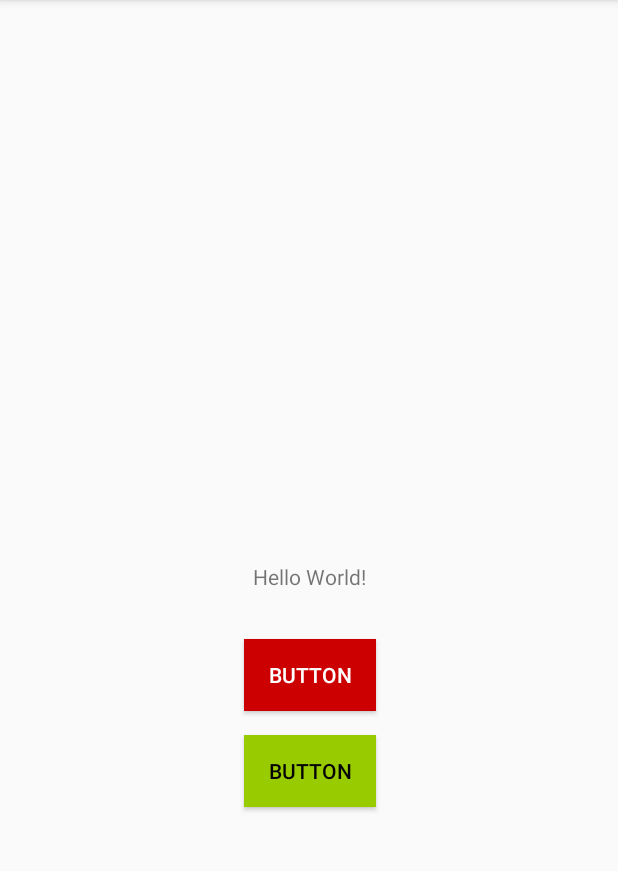
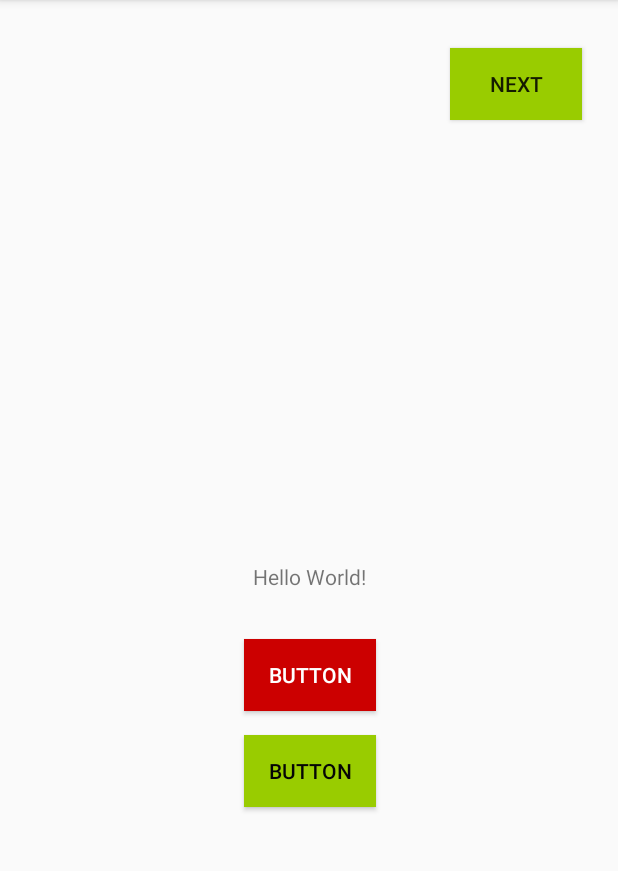
Before and after one commit to sunday58/Menus, an Android app: the screen it shows after launch (MainActivity), on a phone screen of 412 x 824 dp, the part 84-955 px from its top. Run offline under Robolectric (Android 15) with nearby library versions, the phone set to English and light mode, and no system bars.

Commit message:
added intent base menu

```diff
--- a/app/src/main/AndroidManifest.xml
+++ b/app/src/main/AndroidManifest.xml
@@ -9,6 +9,7 @@
         android:roundIcon="@mipmap/ic_launcher_round"
         android:supportsRtl="true"
         android:theme="@style/AppTheme">
+        <activity android:name=".AdvancedMenu"></activity>
         <activity android:name=".MainActivity">
             <intent-filter>
                 <action android:name="android.intent.action.MAIN" />
--- a/app/src/main/java/com/example/android/menus/MainActivity.java
+++ b/app/src/main/java/com/example/android/menus/MainActivity.java
@@ -1,5 +1,6 @@
 package com.example.android.menus;
 
+import android.content.Intent;
 import android.os.Bundle;
 import android.view.ActionMode;
 import android.view.ContextMenu;
@@ -72,7 +73,7 @@ public class MainActivity extends AppCompatActivity implements PopupMenu.OnMenuI
                 if (mActionMode != null){
                     return false;
                 }
-                mActionMode = startSupportActionMode((androidx.appcompat.view.ActionMode.Callback) mActionModeCallback);
+                mActionMode= startSupportActionMode((androidx.appcompat.view.ActionMode.Callback) mActionModeCallback);
                 return true;
             }
         });
@@ -83,12 +84,32 @@ public class MainActivity extends AppCompatActivity implements PopupMenu.OnMenuI
     public boolean onCreateOptionsMenu(Menu menu) {
         MenuInflater inflater = getMenuInflater();
         inflater.inflate(R.menu.options_menu, menu);
+
+
+        Intent intent = new Intent(Intent.ACTION_SEND);
+        intent.setType("text/plain");
+        intent.putExtra(Intent.EXTRA_TEXT, "Check out the menu Course app");
+
+        //search and populate the menu with acceptable offering applications
+        menu.addIntentOptions(
+                R.id.intent_group,
+                0,
+                0,
+                this.getComponentName(),
+                null,
+                intent,
+                0,
+                null
+        );
         return true;
     }
 
     @Override
     public boolean onOptionsItemSelected(@NonNull MenuItem item) {
 
+        if (item.isChecked()){
+            item.setChecked(false);
+        }else item.setChecked(true);
         //handling options menu item click
         switch (item.getItemId()){
             case R.id.menuItem1:
@@ -148,4 +169,9 @@ public class MainActivity extends AppCompatActivity implements PopupMenu.OnMenuI
                 return false;
         }
     }
+
+    public void Next(View view) {
+        Intent intent = new Intent(this, AdvancedMenu.class);
+        startActivity(intent);
+    }
 }
--- a/app/src/main/res/layout/activity_main.xml
+++ b/app/src/main/res/layout/activity_main.xml
@@ -41,5 +41,17 @@
         app:layout_constraintStart_toStartOf="@+id/button"
         app:layout_constraintTop_toBottomOf="@+id/button" />
 
+    <Button
+        android:id="@+id/button3"
+        android:layout_width="wrap_content"
+        android:layout_height="wrap_content"
+        android:layout_marginTop="32dp"
+        android:layout_marginEnd="24dp"
+        android:background="@android:color/holo_green_light"
+        android:onClick="Next"
+        android:text="NExT"
+        app:layout_constraintEnd_toEndOf="parent"
+        app:layout_constraintTop_toTopOf="parent" />
+
 
 </androidx.constraintlayout.widget.ConstraintLayout>
--- a/app/src/main/res/menu/options_menu.xml
+++ b/app/src/main/res/menu/options_menu.xml
@@ -1,6 +1,7 @@
 <?xml version="1.0" encoding="utf-8"?>
 <menu xmlns:android="http://schemas.android.com/apk/res/android">
 
+    <group android:checkableBehavior="single">
     <item android:id="@+id/menuItem1"
         android:title="Menu Item1"/>
 
@@ -9,5 +10,11 @@
 
     <item android:id="@+id/menuItem3"
         android:title="Menu Item3"/>
+    </group>
+
+    <group android:id="@+id/intent_group">
+
+
+    </group>
 
 </menu>
```
Also changed, not shown: app/src/main/java/com/example/android/menus/AdvancedMenu.java (added, +105 -0 lines), app/src/main/res/layout/activity_advanced_menu.xml (added, +19 -0 lines), app/src/main/res/layout/list_items.xml (added, +11 -0 lines), app/src/main/res/menu/listview_menu.xml (added, +9 -0 lines).
